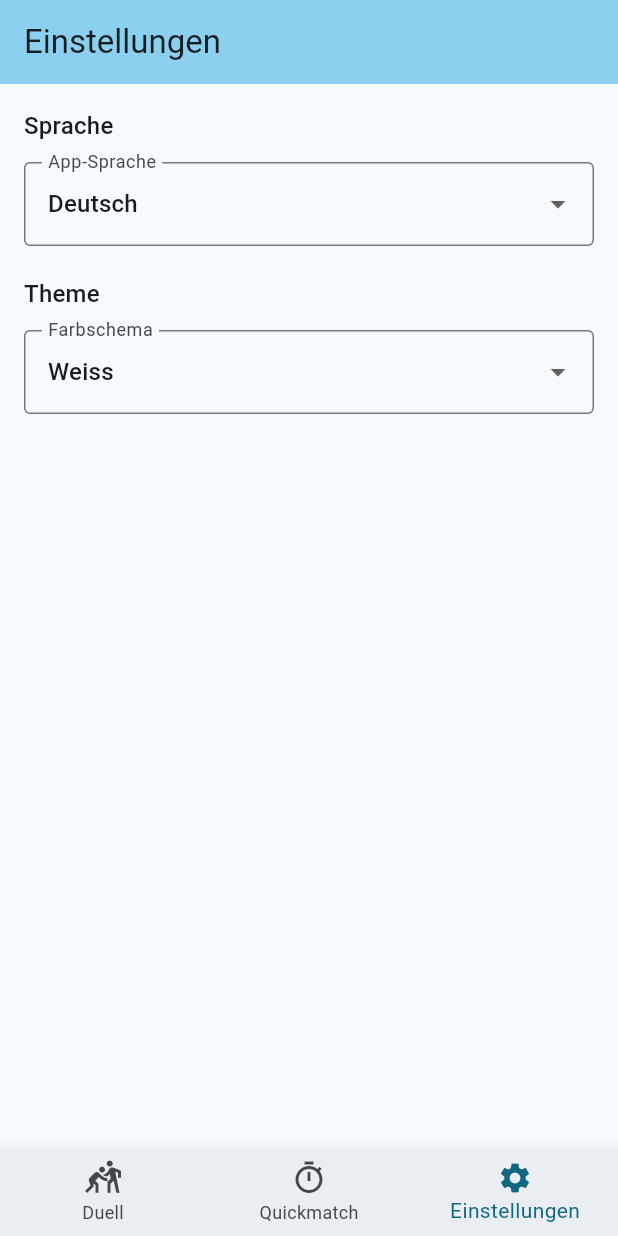
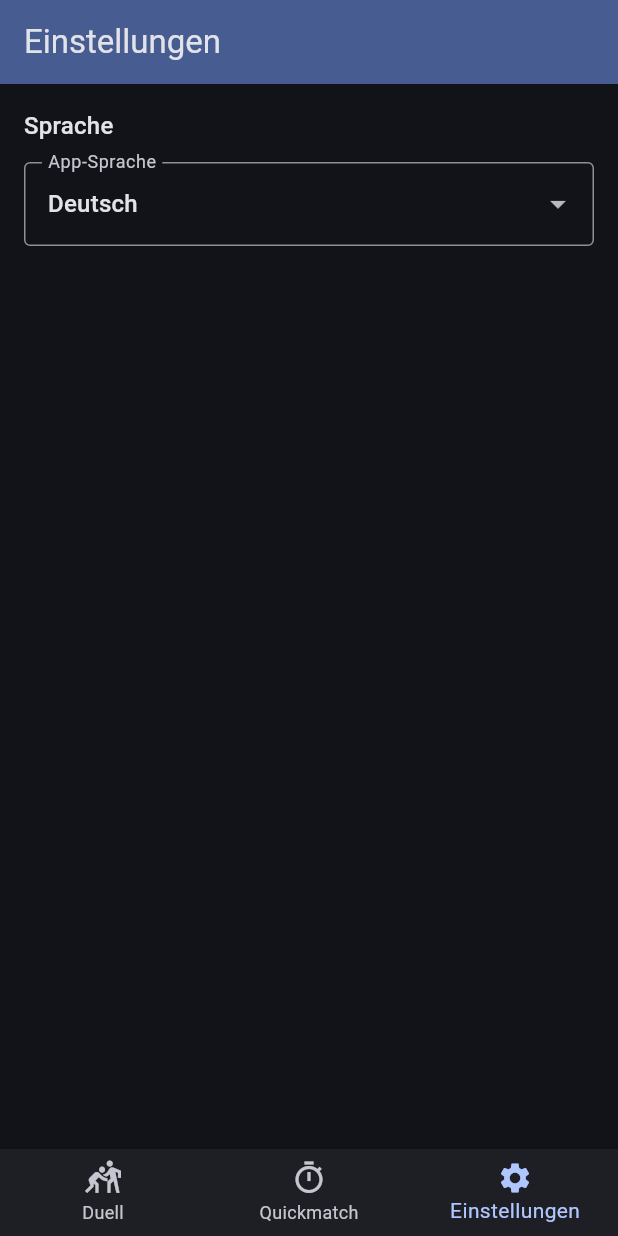
Before and after one commit to AskadiGaming/SudokuFlutter, a Flutter app: the screen it shows after launch, item 3 of the bottom bar chosen, on a phone screen of 412 x 824 dp. Run offline on Flutter 3.47's test engine with Material 3 defaults, Android fonts, the phone set to English and light mode, and no system bars; our stand-ins replace shared_preferences, sqflite, sqflite_common_ffi, sqflite_common_ffi_web; missing offline and left inert: unity_ads_plugin; accounts and stored records are empty; generated files the repository leaves out were written again.

Commit message:
Theme ist nun immer das gleiche

```diff
--- a/lib/app/app.dart
+++ b/lib/app/app.dart
@@ -15,7 +15,6 @@ class SudokuApp extends StatefulWidget {
 class _SudokuAppState extends State<SudokuApp> {
   static const Locale _defaultLocale = Locale('de');
   static const String _languagePreferenceKey = 'app_language';
-  static const String _themePreferenceKey = 'app_theme';
   static const List<Locale> _supportedLocales = <Locale>[
     Locale('de'),
     Locale('en'),
@@ -25,7 +24,6 @@ class _SudokuAppState extends State<SudokuApp> {
   ];
 
   Locale _locale = _defaultLocale;
-  AppThemeKey _currentTheme = AppThemeKey.white;
 
   @override
   void initState() {
@@ -38,31 +36,21 @@ class _SudokuAppState extends State<SudokuApp> {
     final String? savedLanguageCode = preferences.getString(
       _languagePreferenceKey,
     );
-    final String? savedThemeKey = preferences.getString(_themePreferenceKey);
 
     Locale? loadedLocale;
-    AppThemeKey? loadedTheme;
 
     if (savedLanguageCode != null) {
       loadedLocale = _localeFromLanguageCode(savedLanguageCode);
-    }
-
-    if (savedThemeKey != null) {
-      loadedTheme = appThemeFromStorageKey(savedThemeKey);
     }
 
     if (!mounted) {
       return;
     }
 
-    if (loadedLocale != null || loadedTheme != null) {
+    if (loadedLocale != null) {
+      final Locale localeToApply = loadedLocale;
       setState(() {
-        if (loadedLocale != null) {
-          _locale = loadedLocale;
-        }
-        if (loadedTheme != null) {
-          _currentTheme = loadedTheme;
-        }
+        _locale = localeToApply;
       });
     }
   }
@@ -84,14 +72,6 @@ class _SudokuAppState extends State<SudokuApp> {
     await preferences.setString(_languagePreferenceKey, locale.languageCode);
   }
 
-  Future<void> _updateTheme(AppThemeKey themeKey) async {
-    setState(() {
-      _currentTheme = themeKey;
-    });
-    final SharedPreferences preferences = await SharedPreferences.getInstance();
-    await preferences.setString(_themePreferenceKey, themeKey.storageKey);
-  }
-
   Locale _resolveLocale(Locale? deviceLocale) {
     if (deviceLocale == null) {
       return _defaultLocale;
@@ -108,7 +88,7 @@ class _SudokuAppState extends State<SudokuApp> {
   Widget build(BuildContext context) {
     return MaterialApp(
       title: 'Sudoku',
-      theme: appThemes[_currentTheme],
+      theme: darkBlueTheme,
       locale: _locale,
       localizationsDelegates: AppLocalizations.localizationsDelegates,
       supportedLocales: _supportedLocales,
@@ -117,8 +97,6 @@ class _SudokuAppState extends State<SudokuApp> {
       home: MainNavigationPage(
         currentLocale: _locale,
         onLocaleChanged: _updateLocale,
-        currentTheme: _currentTheme,
-        onThemeChanged: _updateTheme,
       ),
     );
   }
--- a/lib/app/main_navigation_page.dart
+++ b/lib/app/main_navigation_page.dart
@@ -4,21 +4,16 @@ import 'package:flutter_gen/gen_l10n/app_localizations.dart';
 import '../features/duell/presentation/duell_page.dart';
 import '../features/quickmatch/presentation/quickmatch_page.dart';
 import '../features/settings/presentation/settings_page.dart';
-import 'theme/app_theme.dart';
 
 class MainNavigationPage extends StatefulWidget {
   const MainNavigationPage({
     required this.currentLocale,
     required this.onLocaleChanged,
-    required this.currentTheme,
-    required this.onThemeChanged,
     super.key,
   });
 
   final Locale currentLocale;
   final ValueChanged<Locale> onLocaleChanged;
-  final AppThemeKey currentTheme;
-  final ValueChanged<AppThemeKey> onThemeChanged;
 
   @override
   State<MainNavigationPage> createState() => _MainNavigationPageState();
@@ -41,8 +36,6 @@ class _MainNavigationPageState extends State<MainNavigationPage> {
       SettingsPage(
         currentLocale: widget.currentLocale,
         onLocaleChanged: widget.onLocaleChanged,
-        currentTheme: widget.currentTheme,
-        onThemeChanged: widget.onThemeChanged,
       ),
     ];
 
--- a/lib/app/theme/app_theme.dart
+++ b/lib/app/theme/app_theme.dart
@@ -1,74 +1,9 @@
 import 'package:flutter/material.dart';
 
-enum AppThemeKey {
-  white('white', 'Weiss'),
-  black('black', 'Schwarz'),
-  darkBlue('darkBlue', 'Dunkelblau'),
-  lightBlue('lightBlue', 'Hellblau'),
-  red('red', 'Rot'),
-  darkGreen('darkGreen', 'Dunkelgruen'),
-  lightGreen('lightGreen', 'Hellgruen'),
-  orange('orange', 'Orange'),
-  yellow('yellow', 'Gelb'),
-  brown('brown', 'Braun');
-
-  const AppThemeKey(this.storageKey, this.displayName);
-
-  final String storageKey;
-  final String displayName;
-}
-
-AppThemeKey? appThemeFromStorageKey(String value) {
-  for (final AppThemeKey theme in AppThemeKey.values) {
-    if (theme.storageKey == value) {
-      return theme;
-    }
-  }
-  return null;
-}
-
-final Map<AppThemeKey, ThemeData> appThemes = <AppThemeKey, ThemeData>{
-  AppThemeKey.white: _buildTheme(
-    seedColor: Colors.blueGrey,
-    brightness: Brightness.light,
-  ),
-  AppThemeKey.black: _buildTheme(
-    seedColor: Colors.grey,
-    brightness: Brightness.dark,
-  ),
-  AppThemeKey.darkBlue: _buildTheme(
-    seedColor: const Color(0xFF0D47A1),
-    brightness: Brightness.dark,
-  ),
-  AppThemeKey.lightBlue: _buildTheme(
-    seedColor: const Color(0xFF4FC3F7),
-    brightness: Brightness.light,
-  ),
-  AppThemeKey.red: _buildTheme(
-    seedColor: const Color(0xFFC62828),
-    brightness: Brightness.light,
-  ),
-  AppThemeKey.darkGreen: _buildTheme(
-    seedColor: const Color(0xFF1B5E20),
-    brightness: Brightness.dark,
-  ),
-  AppThemeKey.lightGreen: _buildTheme(
-    seedColor: const Color(0xFF81C784),
-    brightness: Brightness.light,
-  ),
-  AppThemeKey.orange: _buildTheme(
-    seedColor: const Color(0xFFF57C00),
-    brightness: Brightness.light,
-  ),
-  AppThemeKey.yellow: _buildTheme(
-    seedColor: const Color(0xFFFBC02D),
-    brightness: Brightness.light,
-  ),
-  AppThemeKey.brown: _buildTheme(
-    seedColor: const Color(0xFF6D4C41),
-    brightness: Brightness.light,
-  ),
-};
+final ThemeData darkBlueTheme = _buildTheme(
+  seedColor: const Color(0xFF0D47A1),
+  brightness: Brightness.dark,
+);
 
 ThemeData _buildTheme({
   required Color seedColor,
--- a/lib/features/settings/presentation/settings_page.dart
+++ b/lib/features/settings/presentation/settings_page.dart
@@ -1,22 +1,17 @@
 import 'package:flutter/material.dart';
 import 'package:flutter_gen/gen_l10n/app_localizations.dart';
 
-import '../../../app/theme/app_theme.dart';
 import '../domain/language_option.dart';
 
 class SettingsPage extends StatelessWidget {
   const SettingsPage({
     required this.currentLocale,
     required this.onLocaleChanged,
-    required this.currentTheme,
-    required this.onThemeChanged,
     super.key,
   });
 
   final Locale currentLocale;
   final ValueChanged<Locale> onLocaleChanged;
-  final AppThemeKey currentTheme;
-  final ValueChanged<AppThemeKey> onThemeChanged;
 
   static const List<LanguageOption> _languageOptions = <LanguageOption>[
     LanguageOption(code: 'de', label: 'Deutsch'),
@@ -60,31 +55,6 @@ class SettingsPage extends StatelessWidget {
             onLocaleChanged(Locale(selectedCode));
           },
         ),
-        const SizedBox(height: 20),
-        Text('Theme', style: Theme.of(context).textTheme.titleMedium),
-        const SizedBox(height: 12),
-        DropdownButtonFormField<AppThemeKey>(
-          value: currentTheme,
-          decoration: const InputDecoration(
-            labelText: 'Farbschema',
-            border: OutlineInputBorder(),
-          ),
-          items:
-              AppThemeKey.values
-                  .map(
-                    (AppThemeKey option) => DropdownMenuItem<AppThemeKey>(
-                      value: option,
-                      child: Text(option.displayName),
-                    ),
-                  )
-                  .toList(),
-          onChanged: (AppThemeKey? selectedTheme) {
-            if (selectedTheme == null) {
-              return;
-            }
-            onThemeChanged(selectedTheme);
-          },
-        ),
       ],
     );
   }
```
Also changed, not shown: 1 other file.
